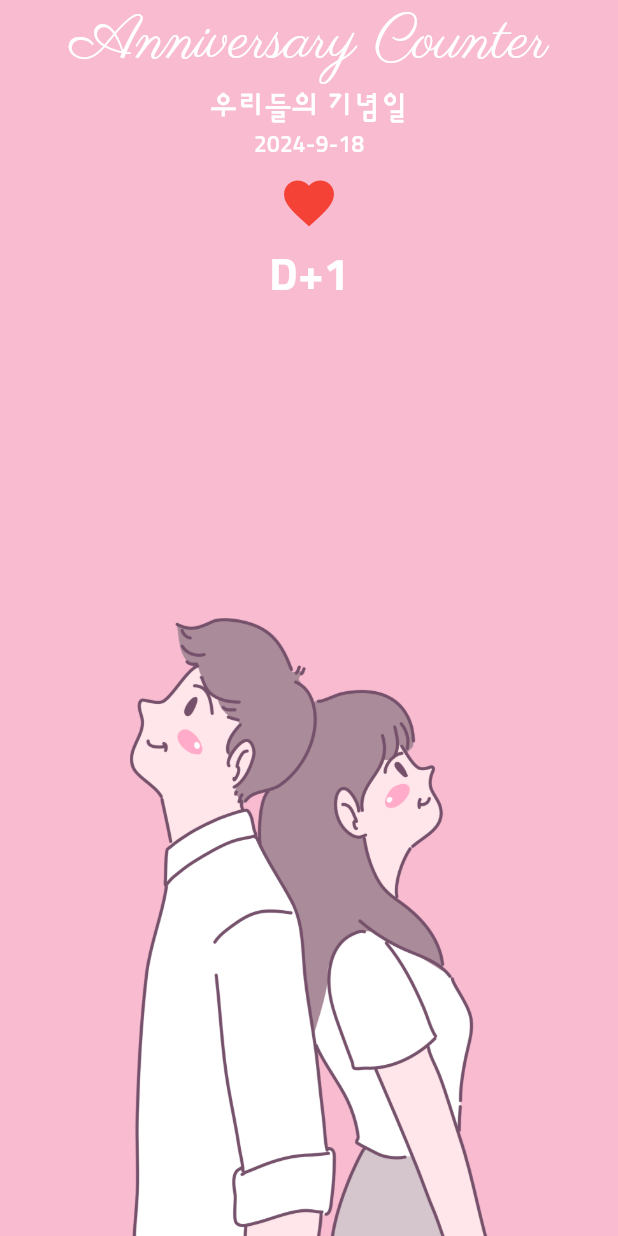
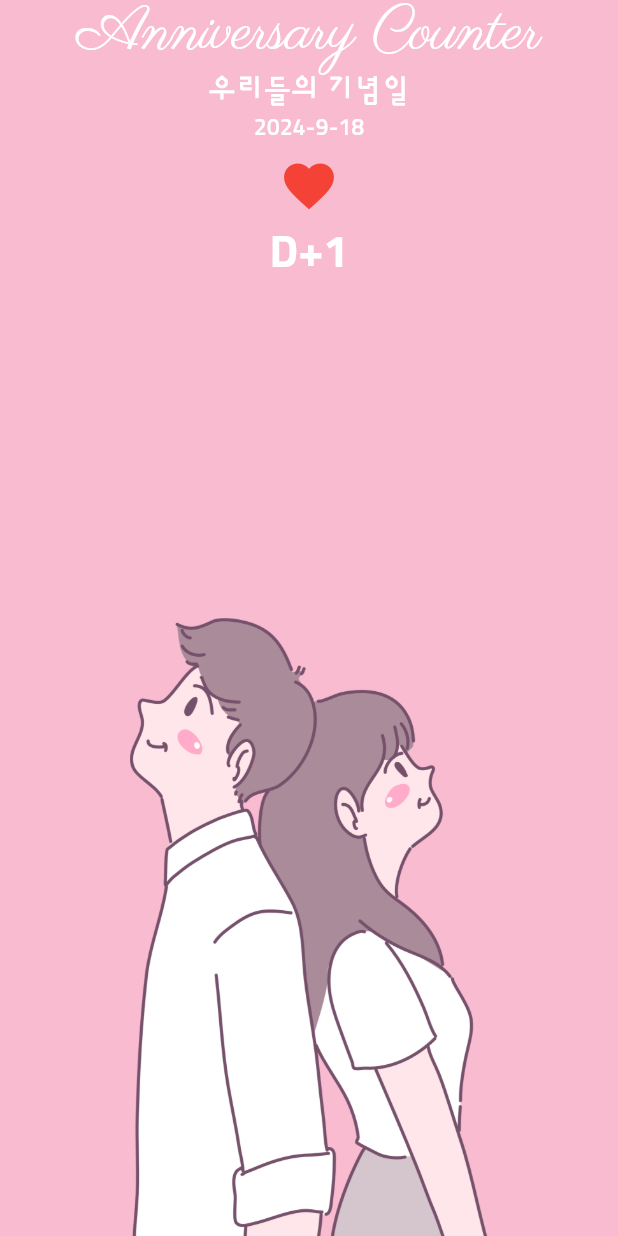
Before and after one commit to kyomin/flutter-anniversary-counter, a Flutter app: the screen it shows after launch, on a phone screen of 412 x 824 dp. Run offline on Flutter 3.47's test engine with Material 3 defaults, Android fonts, the phone set to English and light mode, and no system bars.

Commit message:
테마 적용하여 스타일 코드 간결하게 하기

```diff
--- a/lib/main.dart
+++ b/lib/main.dart
@@ -2,7 +2,18 @@ import 'package:flutter/material.dart';
 import 'package:anniversary_counter/screen/home_screen.dart';
 
 void main() {
-  runApp(const MaterialApp(
+  runApp(MaterialApp(
+    theme: ThemeData(
+        fontFamily: 'sunflower',  // 전역에서 사용할 기본 폰트 설정
+        textTheme: TextTheme(
+            displayLarge: TextStyle(
+                color: Colors.white, fontSize: 40.0, fontFamily: 'parisienne'),
+            displayMedium: TextStyle(
+                color: Colors.white,
+                fontSize: 30.0,
+                fontWeight: FontWeight.w700),
+            bodyLarge: TextStyle(color: Colors.white, fontSize: 20.0),
+            bodyMedium: TextStyle(color: Colors.white, fontSize: 15.0))),
     home: HomeScreen(),
   ));
 }
--- a/lib/screen/home_screen.dart
+++ b/lib/screen/home_screen.dart
@@ -11,31 +11,36 @@ class HomeScreen extends StatelessWidget {
         child: SizedBox(
           width: MediaQuery.of(context).size.width,
           child: Column(
-            children: [
-              Expanded(
+            children: [_Top(), _Bottom()],
+          ),
+        ),
+      ),
+    );
+  }
+}
+
+class _Top extends StatelessWidget {
+  const _Top({super.key});
+
+  @override
+  Widget build(BuildContext context) {
+    final textTheme = Theme.of(context).textTheme;
+
+    return Expanded(
       child: Container(
         child: Column(
           children: [
             Text(
               'Anniversary Counter',
-                        style: TextStyle(
-                            color: Colors.white,
-                            fontFamily: 'parisienne',
-                            fontSize: 40.0),
+              style: textTheme.displayLarge,
             ),
             Text(
               '우리들의 기념일',
-                        style: TextStyle(
-                            color: Colors.white,
-                            fontFamily: 'sunflower',
-                            fontSize: 20.0),
+              style: textTheme.bodyLarge,
             ),
             Text(
               '2024-9-18',
-                        style: TextStyle(
-                            color: Colors.white,
-                            fontFamily: 'sunflower',
-                            fontSize: 15.0),
+              style: textTheme.bodyMedium,
             ),
             IconButton(
                 iconSize: 40.0,
@@ -44,25 +49,24 @@ class HomeScreen extends StatelessWidget {
                 icon: Icon(Icons.favorite)),
             Text(
               'D+1',
-                        style: TextStyle(
-                            color: Colors.white,
-                            fontFamily: 'sunflower',
-                            fontSize: 30.0,
-                            fontWeight: FontWeight.w700),
+              style: textTheme.displayMedium,
             )
           ],
-                  ),
-                ),
-              ),
-              Expanded(
-                child: Container(
-                  child: Image.asset('asset/img/middle_image.png'),
-                ),
-              )
-            ],
-          ),
         ),
       ),
     );
   }
 }
+
+class _Bottom extends StatelessWidget {
+  const _Bottom({super.key});
+
+  @override
+  Widget build(BuildContext context) {
+    return Expanded(
+      child: Container(
+        child: Image.asset('asset/img/middle_image.png'),
+      ),
+    );
+  }
+}
```
Lines whose indentation alone changed are shown as unchanged.
